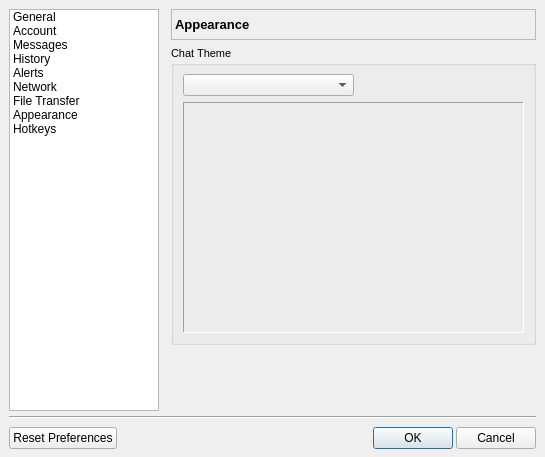
The window that lmc/src/settingsdialog.ui (lanmessenger/lanmessenger) describes before a commit, drawn with Qt 5.
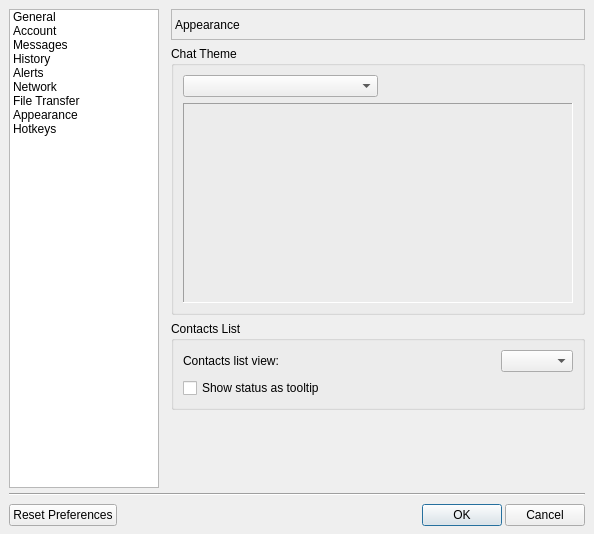
The same window after the commit. The open tabs and pages were chosen to show the change.

```diff
--- a/lmc/src/settingsdialog.ui
+++ b/lmc/src/settingsdialog.ui
@@ -9,8 +9,8 @@
    <rect>
     <x>0</x>
     <y>0</y>
-    <width>543</width>
-    <height>457</height>
+    <width>594</width>
+    <height>534</height>
    </rect>
   </property>
   <property name="windowTitle">
@@ -103,13 +103,6 @@
      </item>
      <item>
       <widget class="QStackedWidget" name="stackedWidget">
-       <property name="font">
-        <font>
-         <pointsize>8</pointsize>
-         <weight>50</weight>
-         <bold>false</bold>
-        </font>
-       </property>
        <property name="frameShape">
         <enum>QFrame::NoFrame</enum>
        </property>
@@ -1637,13 +1630,6 @@
              <height>31</height>
             </size>
            </property>
-           <property name="font">
-            <font>
-             <pointsize>10</pointsize>
-             <weight>75</weight>
-             <bold>true</bold>
-            </font>
-           </property>
            <property name="frameShape">
             <enum>QFrame::StyledPanel</enum>
            </property>
@@ -1693,7 +1679,7 @@
               <property name="minimumSize">
                <size>
                 <width>341</width>
-                <height>231</height>
+                <height>200</height>
                </size>
               </property>
               <property name="frameShape">
@@ -1715,6 +1701,49 @@
            </layout>
           </widget>
          </item>
+         <item>
+          <widget class="QGroupBox" name="groupBox">
+           <property name="title">
+            <string>Contacts List</string>
+           </property>
+           <layout class="QVBoxLayout" name="verticalLayout_35">
+            <item>
+             <layout class="QHBoxLayout" name="horizontalLayout_27">
+              <item>
+               <widget class="QLabel" name="lblUserListView">
+                <property name="text">
+                 <string>Contacts list view:</string>
+                </property>
+               </widget>
+              </item>
+              <item>
+               <spacer name="horizontalSpacer_27">
+                <property name="orientation">
+                 <enum>Qt::Horizontal</enum>
+                </property>
+                <property name="sizeHint" stdset="0">
+                 <size>
+                  <width>40</width>
+                  <height>20</height>
+                 </size>
+                </property>
+               </spacer>
+              </item>
+              <item>
+               <widget class="QComboBox" name="cboUserListView"/>
+              </item>
+             </layout>
+            </item>
+            <item>
+             <widget class="QCheckBox" name="chkUserListToolTip">
+              <property name="text">
+               <string>Show status as tooltip</string>
+              </property>
+             </widget>
+            </item>
+           </layout>
+          </widget>
+         </item>
          <item>
           <spacer name="verticalSpacer_9">
            <property name="orientation">
```
Left out of the diff: 78 changed lines with no effect on the pictures.
